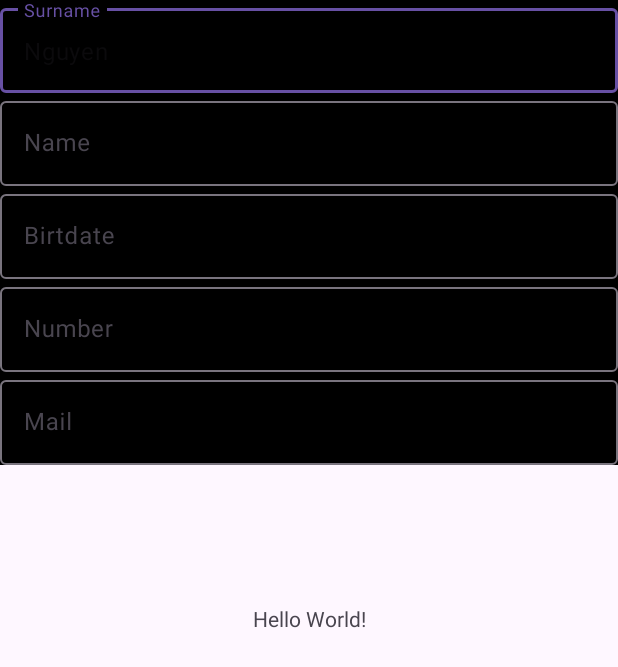
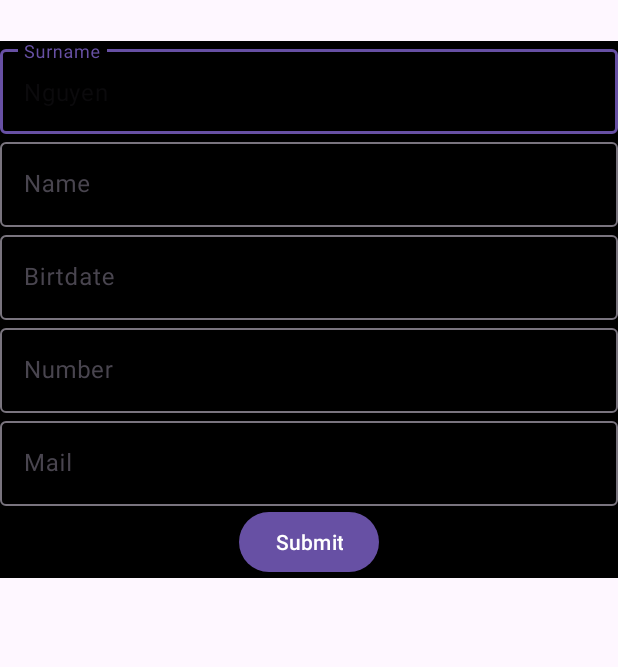
Before and after one commit to tony-nguyen1/TP3-DevMob, an Android app: the screen it shows after launch (MainActivity), on a phone screen of 412 x 824 dp. Shown: the top 667 px of the screen. Run offline under Robolectric (Android 15) with nearby library versions, the phone set to English and light mode, and no system bars.

Commit message:
exercice 1 good progress - needs a little bit polishing

```diff
--- /dev/null
+++ b/app/src/main/java/fr/umontpellier/etu/tp3_devmob/DisplayFragment.java
@@ -0,0 +1,101 @@
+package fr.umontpellier.etu.tp3_devmob;
+
+import android.os.Bundle;
+
+import androidx.annotation.NonNull;
+import androidx.fragment.app.Fragment;
+import androidx.fragment.app.FragmentResultListener;
+
+import android.view.LayoutInflater;
+import android.view.View;
+import android.view.ViewGroup;
+import android.widget.LinearLayout;
+import android.widget.TextView;
+import android.widget.Toast;
+
+/**
+ * A simple {@link Fragment} subclass.
+ * Use the {@link DisplayFragment#newInstance} factory method to
+ * create an instance of this fragment.
+ */
+public class DisplayFragment extends Fragment {
+
+    // TODO: Rename parameter arguments, choose names that match
+    // the fragment initialization parameters, e.g. ARG_ITEM_NUMBER
+    private static final String ARG_PARAM1 = "param1";
+    private static final String ARG_PARAM2 = "param2";
+
+    // TODO: Rename and change types of parameters
+    private String mParam1;
+    private String mParam2;
+
+    public DisplayFragment() {
+        // Required empty public constructor
+    }
+
+    /**
+     * Use this factory method to create a new instance of
+     * this fragment using the provided parameters.
+     *
+     * @param param1 Parameter 1.
+     * @param param2 Parameter 2.
+     * @return A new instance of fragment DisplayFragment.
+     */
+    // TODO: Rename and change types and number of parameters
+    public static DisplayFragment newInstance(String param1, String param2) {
+        DisplayFragment fragment = new DisplayFragment();
+        Bundle args = new Bundle();
+        args.putString(ARG_PARAM1, param1);
+        args.putString(ARG_PARAM2, param2);
+        fragment.setArguments(args);
+        return fragment;
+    }
+
+    @Override
+    public void onCreate(Bundle savedInstanceState) {
+        super.onCreate(savedInstanceState);
+        if (getArguments() != null) {
+            mParam1 = getArguments().getString(ARG_PARAM1);
+            mParam2 = getArguments().getString(ARG_PARAM2);
+        }
+    }
+
+    @Override
+    public View onCreateView(LayoutInflater inflater, ViewGroup container,
+                             Bundle savedInstanceState) {
+
+        // Inflate the layout for this fragment
+        View myView = inflater.inflate(R.layout.fragment_display, container, false);
+
+
+
+        // Subscribing to wait for change
+        getParentFragmentManager().setFragmentResultListener("requestKey", this, new FragmentResultListener() {
+            @Override
+            public void onFragmentResult(@NonNull String requestKey, @NonNull Bundle bundle) {
+                LinearLayout myLayot = (LinearLayout) myView.findViewById(R.id.displayLayout);
+
+                addToView(myLayot,bundle,"inputSurname");
+                addToView(myLayot,bundle,"inputName");
+                addToView(myLayot,bundle,"inputBirthdate");
+                addToView(myLayot,bundle,"inputNumber");
+                addToView(myLayot,bundle,"inputMail");
+            }
+        });
+
+        return myView;
+    }
+
+    // add programatically a TextView to linearLayout by using data from a bundle
+    public void addToView(LinearLayout linearLayout, Bundle theDataHolder, String dataName) {
+        TextView myText = new TextView(linearLayout.getContext());
+
+        myText.setText(theDataHolder.getString(dataName));
+        myText.setId(View.generateViewId());
+        myText.setLayoutParams(new LinearLayout.LayoutParams(
+                LinearLayout.LayoutParams.MATCH_PARENT,
+                LinearLayout.LayoutParams.WRAP_CONTENT));
+
+        linearLayout.addView(myText);
+    }
+}
--- a/app/src/main/res/layout/activity_main.xml
+++ b/app/src/main/res/layout/activity_main.xml
@@ -2,44 +2,34 @@
 <androidx.constraintlayout.widget.ConstraintLayout xmlns:android="http://schemas.android.com/apk/res/android"
     xmlns:app="http://schemas.android.com/apk/res-auto"
     xmlns:tools="http://schemas.android.com/tools"
+    android:id="@+id/myLayout"
     android:layout_width="match_parent"
     android:layout_height="match_parent"
-    tools:context=".MainActivity"
-    android:id="@+id/myLayout">
+    tools:context=".MainActivity">
 
-    <TextView
-        android:layout_width="wrap_content"
-        android:layout_height="wrap_content"
-        android:text="Hello World!"
-        app:layout_constraintBottom_toBottomOf="parent"
-        app:layout_constraintEnd_toEndOf="parent"
-        app:layout_constraintStart_toStartOf="parent"
-        app:layout_constraintTop_toTopOf="parent" />
-
-    <fragment
-        android:layout_width="match_parent"
-        android:layout_height="match_parent"
-        android:name="fr.umontpellier.etu.tp3_devmob.UserInputFragment"
-        tools:layout="@layout/fragment_user_input" />
-
-<!--    <androidx.fragment.app.FragmentContainerView-->
-<!--        android:id="@+id/fragment_container_view"-->
-<!--        android:layout_width="match_parent"-->
-<!--        android:layout_height="match_parent"-->
-<!--        android:name="fr.umontpellier.etu.tp3_devmob.UserInputFragment" />-->
-
-
-    <!--<LinearLayout
-        android:id="@+id/fragment_container"
-        android:layout_width="match_parent"
-        android:layout_height="match_parent">
         <fragment
             android:name="fr.umontpellier.etu.tp3_devmob.UserInputFragment"
-            android:id="@+id/test"
             android:layout_width="match_parent"
-            android:layout_height="1dp"
-            >
-        </fragment>
-    </LinearLayout>-->
+            android:layout_height="wrap_content"
+            app:layout_constraintLeft_toLeftOf="parent"
+            app:layout_constraintTop_toTopOf="parent"
+            app:layout_constraintBottom_toTopOf="@id/guideline1"
+            tools:layout="@layout/fragment_user_input" />
+
+        <fragment
+            android:name="fr.umontpellier.etu.tp3_devmob.DisplayFragment"
+            android:layout_width="match_parent"
+            android:layout_height="wrap_content"
+            app:layout_constraintLeft_toLeftOf="parent"
+            app:layout_constraintTop_toTopOf="@id/guideline1"
+            app:layout_constraintBottom_toBottomOf="parent"
+            tools:layout="@layout/fragment_user_input" />
+
+        <androidx.constraintlayout.widget.Guideline
+            android:id="@+id/guideline1"
+            android:layout_width="wrap_content"
+            android:layout_height="wrap_content"
+            android:orientation="horizontal"
+            app:layout_constraintGuide_percent="0.50" />
 
 </androidx.constraintlayout.widget.ConstraintLayout>
--- a/app/src/main/res/layout/fragment_user_input.xml
+++ b/app/src/main/res/layout/fragment_user_input.xml
@@ -89,5 +89,12 @@
                 android:autofillHints="emailAddress"/>
 
         </com.google.android.material.textfield.TextInputLayout>
+
+        <Button
+            android:id="@+id/submit_button"
+            android:layout_width="wrap_content"
+            android:layout_height="wrap_content"
+            android:text="@string/submit" />
+
     </LinearLayout>
 </androidx.constraintlayout.widget.ConstraintLayout>
--- a/app/src/main/res/values/strings.xml
+++ b/app/src/main/res/values/strings.xml
@@ -7,4 +7,5 @@
     <string name="label_surname">Surname</string>
     <string name="label_number">Number</string>
     <string name="label_mail">Mail</string>
+    <string name="submit">Submit</string>
 </resources>
```
Also changed, not shown: app/src/main/java/fr/umontpellier/etu/tp3_devmob/UserInputFragment.java (+29 -0 lines), app/src/main/res/layout/fragment_display.xml (added, +22 -0 lines).
